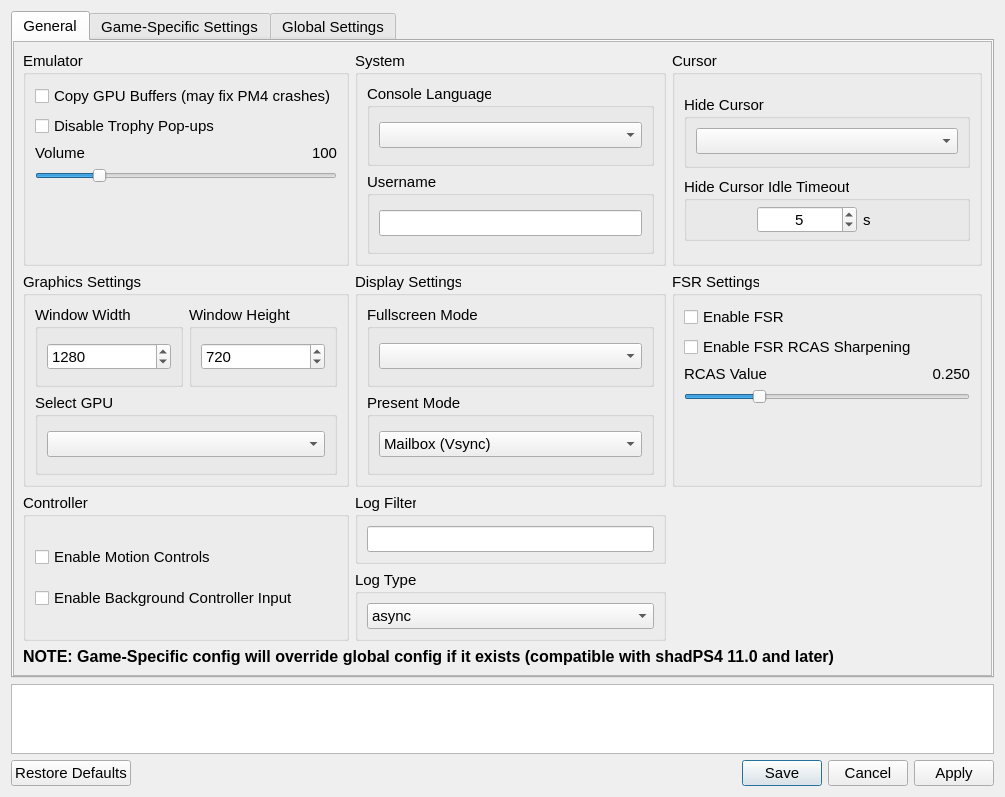
This is settings/ShadSettings.ui in rainmakerv3/BB_Launcher as Qt 5 draws it before an edit. The edited form follows.
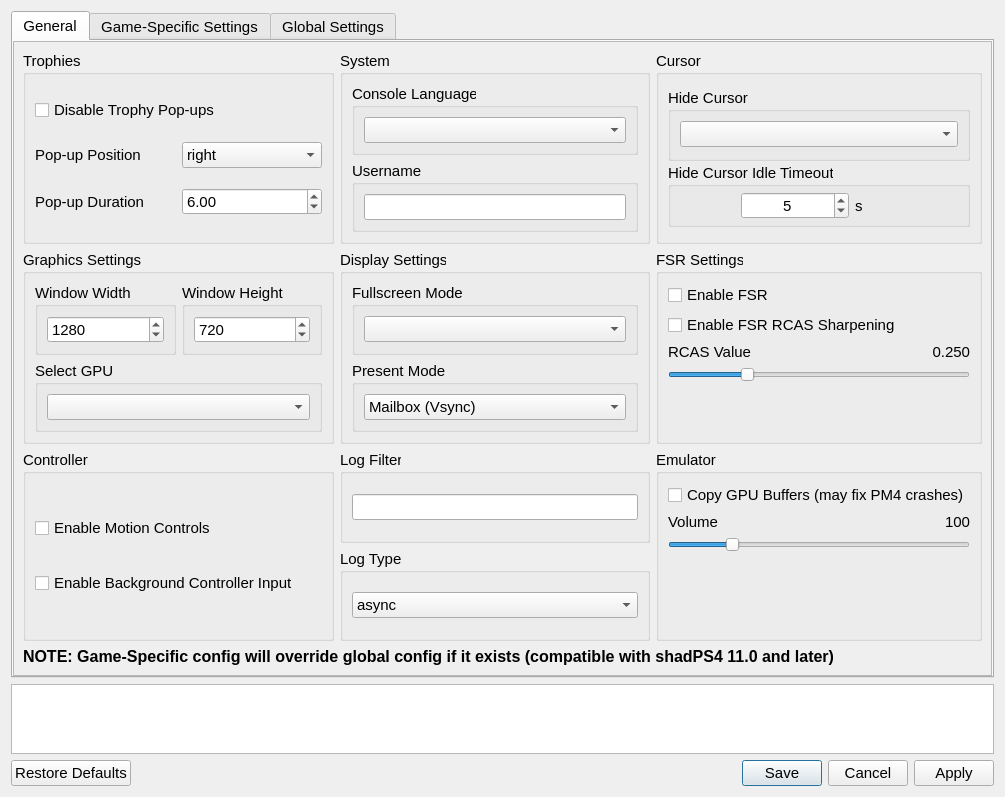
This is the edited form. Icons and pictures are not drawn.

Commit message: Add trophy pop up position and duration settings

Patch:
```diff
--- a/settings/ShadSettings.ui
+++ b/settings/ShadSettings.ui
@@ -75,58 +75,14 @@
           <property name="bottomMargin">
            <number>0</number>
           </property>
-          <item row="0" column="1">
-           <layout class="QVBoxLayout" name="GUITabLayoutMiddle" stretch="0">
-            <item>
-             <widget class="QGroupBox" name="SystemSettings">
-              <property name="title">
-               <string notr="true">System</string>
-              </property>
-              <layout class="QVBoxLayout" name="verticalLayout_9">
-               <item>
-                <widget class="QGroupBox" name="consoleLanguageGroupBox">
-                 <property name="title">
-                  <string notr="true">Console Language</string>
-                 </property>
-                 <layout class="QVBoxLayout" name="settingsLayout">
-                  <item>
-                   <widget class="QComboBox" name="consoleLanguageComboBox"/>
-                  </item>
-                 </layout>
-                </widget>
-               </item>
-               <item>
-                <widget class="QGroupBox" name="userName">
-                 <property name="title">
-                  <string notr="true">Username</string>
-                 </property>
-                 <layout class="QVBoxLayout" name="userNameLayout1">
-                  <item>
-                   <widget class="QLineEdit" name="userNameLineEdit"/>
-                  </item>
-                 </layout>
-                </widget>
-               </item>
-              </layout>
-             </widget>
-            </item>
-           </layout>
-          </item>
           <item row="0" column="0">
            <layout class="QVBoxLayout" name="emulatorTabLayoutMiddle">
             <item>
-             <widget class="QGroupBox" name="emulatorSettingsGroupBox">
+             <widget class="QGroupBox" name="trophySettingsGroupBox">
               <property name="title">
-               <string notr="true">Emulator</string>
+               <string>Trophies</string>
               </property>
-              <layout class="QVBoxLayout" name="verticalLayout_4">
-               <item>
-                <widget class="QCheckBox" name="GPUBufferCheckBox">
-                 <property name="text">
-                  <string>Copy GPU Buffers (may fix PM4 crashes)</string>
-                 </property>
-                </widget>
-               </item>
+              <layout class="QVBoxLayout" name="verticalLayout_11">
                <item>
                 <widget class="QCheckBox" name="disableTrophycheckBox">
                  <property name="text">
@@ -135,208 +91,63 @@
                 </widget>
                </item>
                <item>
-                <layout class="QVBoxLayout" name="verticalLayout_20">
+                <layout class="QHBoxLayout" name="horizontalLayout">
                  <item>
-                  <layout class="QHBoxLayout" name="horizontalLayout_4">
+                  <widget class="QLabel" name="label">
+                   <property name="text">
+                    <string>Pop-up Position</string>
+                   </property>
+                  </widget>
+                 </item>
+                 <item>
+                  <widget class="QComboBox" name="popUpPosComboBox">
                    <item>
-                    <widget class="QLabel" name="volumeLabel">
-                     <property name="sizePolicy">
-                      <sizepolicy hsizetype="Preferred" vsizetype="Fixed">
-                       <horstretch>0</horstretch>
-                       <verstretch>0</verstretch>
-                      </sizepolicy>
-                     </property>
-                     <property name="text">
-                      <string>Volume</string>
-                     </property>
-                    </widget>
+                    <property name="text">
+                     <string>right</string>
+                    </property>
                    </item>
                    <item>
-                    <widget class="QLabel" name="volumeValue">
-                     <property name="text">
-                      <string>100</string>
-                     </property>
-                     <property name="alignment">
-                      <set>Qt::AlignmentFlag::AlignRight|Qt::AlignmentFlag::AlignTrailing|Qt::AlignmentFlag::AlignVCenter</set>
-                     </property>
-                    </widget>
+                    <property name="text">
+                     <string>left</string>
+                    </property>
                    </item>
-                  </layout>
+                   <item>
+                    <property name="text">
+                     <string>top</string>
+                    </property>
+                   </item>
+                   <item>
+                    <property name="text">
+                     <string>bottom</string>
+                    </property>
+                   </item>
+                  </widget>
                  </item>
+                </layout>
+               </item>
+               <item>
+                <layout class="QHBoxLayout" name="horizontalLayout_5">
                  <item>
-                  <widget class="QSlider" name="volumeSlider">
+                  <widget class="QLabel" name="label_3">
+                   <property name="text">
+                    <string>Pop-up Duration</string>
+                   </property>
+                  </widget>
+                 </item>
+                 <item>
+                  <widget class="QDoubleSpinBox" name="popUpDurationSpinBox">
                    <property name="maximum">
-                    <number>500</number>
+                    <double>10.000000000000000</double>
+                   </property>
+                   <property name="singleStep">
+                    <double>0.100000000000000</double>
                    </property>
                    <property name="value">
-                    <number>100</number>
+                    <double>6.000000000000000</double>
                    </property>
-                   <property name="orientation">
-                    <enum>Qt::Orientation::Horizontal</enum>
-                   </property>
                   </widget>
                  </item>
                 </layout>
-               </item>
-               <item>
-                <spacer name="verticalSpacer">
-                 <property name="orientation">
-                  <enum>Qt::Orientation::Vertical</enum>
-                 </property>
-                 <property name="sizeHint" stdset="0">
-                  <size>
-                   <width>20</width>
-                   <height>40</height>
-                  </size>
-                 </property>
-                </spacer>
-               </item>
-              </layout>
-             </widget>
-            </item>
-           </layout>
-          </item>
-          <item row="1" column="0">
-           <layout class="QVBoxLayout" name="systemTabLayoutLeft">
-            <item>
-             <widget class="QGroupBox" name="groupBox">
-              <property name="title">
-               <string notr="true">Graphics Settings</string>
-              </property>
-              <layout class="QVBoxLayout" name="verticalLayout_7">
-               <item>
-                <layout class="QHBoxLayout" name="resolutionLayout">
-                 <item>
-                  <widget class="QGroupBox" name="widthGroupBox">
-                   <property name="title">
-                    <string notr="true">Window Width</string>
-                   </property>
-                   <layout class="QVBoxLayout" name="widthLayout">
-                    <item>
-                     <widget class="QSpinBox" name="widthSpinBox">
-                      <property name="accelerated">
-                       <bool>true</bool>
-                      </property>
-                      <property name="correctionMode">
-                       <enum>QAbstractSpinBox::CorrectionMode::CorrectToNearestValue</enum>
-                      </property>
-                      <property name="keyboardTracking">
-                       <bool>false</bool>
-                      </property>
-                      <property name="minimum">
-                       <number>0</number>
-                      </property>
-                      <property name="maximum">
-                       <number>9999</number>
-                      </property>
-                      <property name="value">
-                       <number>1280</number>
-                      </property>
-                     </widget>
-                    </item>
-                   </layout>
-                  </widget>
-                 </item>
-                 <item>
-                  <widget class="QGroupBox" name="heightGroupBox">
-                   <property name="title">
-                    <string notr="true">Window Height</string>
-                   </property>
-                   <layout class="QVBoxLayout" name="heightLayout">
-                    <item>
-                     <widget class="QSpinBox" name="heightSpinBox">
-                      <property name="frame">
-                       <bool>true</bool>
-                      </property>
-                      <property name="accelerated">
-                       <bool>true</bool>
-                      </property>
-                      <property name="correctionMode">
-                       <enum>QAbstractSpinBox::CorrectionMode::CorrectToNearestValue</enum>
-                      </property>
-                      <property name="keyboardTracking">
-                       <bool>false</bool>
-                      </property>
-                      <property name="minimum">
-                       <number>0</number>
-                      </property>
-                      <property name="maximum">
-                       <number>9999</number>
-                      </property>
-                      <property name="value">
-                       <number>720</number>
-                      </property>
-                     </widget>
-                    </item>
-                   </layout>
-                  </widget>
-                 </item>
-                </layout>
-               </item>
-               <item>
-                <widget class="QGroupBox" name="GpuGroupBox">
-                 <property name="title">
-                  <string>Select GPU</string>
-                 </property>
-                 <layout class="QVBoxLayout" name="verticalLayout_6">
-                  <item>
-                   <widget class="QComboBox" name="graphicsAdapterBox"/>
-                  </item>
-                 </layout>
-                </widget>
-               </item>
-              </layout>
-             </widget>
-            </item>
-           </layout>
-          </item>
-          <item row="1" column="1">
-           <layout class="QVBoxLayout" name="ControllerLayoutRight" stretch="0">
-            <item>
-             <widget class="QGroupBox" name="groupBox_6">
-              <property name="title">
-               <string>Display Settings</string>
-              </property>
-              <layout class="QVBoxLayout" name="verticalLayout_19">
-               <item>
-                <widget class="QGroupBox" name="FullscreenModeGroupBox">
-                 <property name="title">
-                  <string>Fullscreen Mode</string>
-                 </property>
-                 <layout class="QVBoxLayout" name="verticalLayout_10">
-                  <item>
-                   <widget class="QComboBox" name="fullscreenModeComboBox"/>
-                  </item>
-                 </layout>
-                </widget>
-               </item>
-               <item>
-                <widget class="QGroupBox" name="groupBox_5">
-                 <property name="title">
-                  <string>Present Mode</string>
-                 </property>
-                 <layout class="QVBoxLayout" name="verticalLayout_18">
-                  <item>
-                   <widget class="QComboBox" name="presentModeComboBox">
-                    <item>
-                     <property name="text">
-                      <string>Mailbox (Vsync)</string>
-                     </property>
-                    </item>
-                    <item>
-                     <property name="text">
-                      <string>Fifo (Vsync)</string>
-                     </property>
-                    </item>
-                    <item>
-                     <property name="text">
-                      <string>Immediate (No Vsync)</string>
-                     </property>
-                    </item>
-                   </widget>
-                  </item>
-                 </layout>
-                </widget>
                </item>
               </layout>
              </widget>
@@ -493,7 +304,98 @@
             </item>
            </layout>
           </item>
-          <item row="1" column="2">
+          <item row="3" column="0">
+           <widget class="QGroupBox" name="ControllerGroupBox">
+            <property name="sizePolicy">
+             <sizepolicy hsizetype="MinimumExpanding" vsizetype="Preferred">
+              <horstretch>0</horstretch>
+              <verstretch>0</verstretch>
+             </sizepolicy>
+            </property>
+            <property name="title">
+             <string>Controller</string>
+            </property>
+            <layout class="QVBoxLayout" name="verticalLayout">
+             <property name="spacing">
+              <number>0</number>
+             </property>
+             <property name="topMargin">
+              <number>11</number>
+             </property>
+             <property name="bottomMargin">
+              <number>11</number>
+             </property>
+             <item>
+              <widget class="QCheckBox" name="motionControlsCheckBox">
+               <property name="text">
+                <string>Enable Motion Controls</string>
+               </property>
+              </widget>
+             </item>
+             <item>
+              <widget class="QCheckBox" name="backgroundControllerCheckBox">
+               <property name="text">
+                <string>Enable Background Controller Input</string>
+               </property>
+              </widget>
+             </item>
+            </layout>
+           </widget>
+          </item>
+          <item row="2" column="1">
+           <layout class="QVBoxLayout" name="ControllerLayoutRight" stretch="0">
+            <item>
+             <widget class="QGroupBox" name="groupBox_6">
+              <property name="title">
+               <string>Display Settings</string>
+              </property>
+              <layout class="QVBoxLayout" name="verticalLayout_19">
+               <item>
+                <widget class="QGroupBox" name="FullscreenModeGroupBox">
+                 <property name="title">
+                  <string>Fullscreen Mode</string>
+                 </property>
+                 <layout class="QVBoxLayout" name="verticalLayout_10">
+                  <item>
+                   <widget class="QComboBox" name="fullscreenModeComboBox"/>
+                  </item>
+                 </layout>
+                </widget>
+               </item>
+               <item>
+                <widget class="QGroupBox" name="groupBox_5">
+                 <property name="title">
+                  <string>Present Mode</string>
+                 </property>
+                 <layout class="QVBoxLayout" name="verticalLayout_18">
+                  <item>
+                   <widget class="QComboBox" name="presentModeComboBox">
+                    <item>
+                     <property name="text">
+                      <string>Mailbox (Vsync)</string>
+                     </property>
+                    </item>
+                    <item>
+                     <property name="text">
+                      <string>Fifo (Vsync)</string>
+                     </property>
+                    </item>
+                    <item>
+                     <property name="text">
+                      <string>Immediate (No Vsync)</string>
+                     </property>
+                    </item>
+                   </widget>
+                  </item>
+                 </layout>
+                </widget>
+               </item>
+              </layout>
+             </widget>
+            </item>
+           </layout>
+          </item>
+          <item row="2" column="2">
            <layout class="QVBoxLayout" name="verticalLayout_5">
             <item>
              <widget class="QGroupBox" name="FSRGroupBox">
@@ -577,7 +479,138 @@
             </item>
            </layout>
           </item>
-          <item row="2" column="1">
+          <item row="2" column="0">
+           <layout class="QVBoxLayout" name="systemTabLayoutLeft">
+            <item>
+             <widget class="QGroupBox" name="groupBox">
+              <property name="title">
+               <string notr="true">Graphics Settings</string>
+              </property>
+              <layout class="QVBoxLayout" name="verticalLayout_7">
+               <item>
+                <layout class="QHBoxLayout" name="resolutionLayout">
+                 <item>
+                  <widget class="QGroupBox" name="widthGroupBox">
+                   <property name="title">
+                    <string notr="true">Window Width</string>
+                   </property>
+                   <layout class="QVBoxLayout" name="widthLayout">
+                    <item>
+                     <widget class="QSpinBox" name="widthSpinBox">
+                      <property name="accelerated">
+                       <bool>true</bool>
+                      </property>
+                      <property name="correctionMode">
+                       <enum>QAbstractSpinBox::CorrectionMode::CorrectToNearestValue</enum>
+                      </property>
+                      <property name="keyboardTracking">
+                       <bool>false</bool>
+                      </property>
+                      <property name="minimum">
+                       <number>0</number>
+                      </property>
+                      <property name="maximum">
+                       <number>9999</number>
+                      </property>
+                      <property name="value">
+                       <number>1280</number>
+                      </property>
+                     </widget>
+                    </item>
+                   </layout>
+                  </widget>
+                 </item>
+                 <item>
+                  <widget class="QGroupBox" name="heightGroupBox">
+                   <property name="title">
+                    <string notr="true">Window Height</string>
+                   </property>
+                   <layout class="QVBoxLayout" name="heightLayout">
+                    <item>
+                     <widget class="QSpinBox" name="heightSpinBox">
+                      <property name="frame">
+                       <bool>true</bool>
+                      </property>
+                      <property name="accelerated">
+                       <bool>true</bool>
+                      </property>
+                      <property name="correctionMode">
+                       <enum>QAbstractSpinBox::CorrectionMode::CorrectToNearestValue</enum>
+                      </property>
+                      <property name="keyboardTracking">
+                       <bool>false</bool>
+                      </property>
+                      <property name="minimum">
+                       <number>0</number>
+                      </property>
+                      <property name="maximum">
+                       <number>9999</number>
+                      </property>
+                      <property name="value">
+                       <number>720</number>
+                      </property>
+                     </widget>
+                    </item>
+                   </layout>
+                  </widget>
+                 </item>
+                </layout>
+               </item>
+               <item>
+                <widget class="QGroupBox" name="GpuGroupBox">
+                 <property name="title">
+                  <string>Select GPU</string>
+                 </property>
+                 <layout class="QVBoxLayout" name="verticalLayout_6">
+                  <item>
+                   <widget class="QComboBox" name="graphicsAdapterBox"/>
+                  </item>
+                 </layout>
+                </widget>
+               </item>
+              </layout>
+             </widget>
+            </item>
+           </layout>
+          </item>
+          <item row="0" column="1">
+           <layout class="QVBoxLayout" name="GUITabLayoutMiddle" stretch="0">
+            <item>
+             <widget class="QGroupBox" name="SystemSettings">
+              <property name="title">
+               <string notr="true">System</string>
+              </property>
+              <layout class="QVBoxLayout" name="verticalLayout_9">
+               <item>
+                <widget class="QGroupBox" name="consoleLanguageGroupBox">
+                 <property name="title">
+                  <string notr="true">Console Language</string>
+                 </property>
+                 <layout class="QVBoxLayout" name="settingsLayout">
+                  <item>
+                   <widget class="QComboBox" name="consoleLanguageComboBox"/>
+                  </item>
+                 </layout>
+                </widget>
+               </item>
+               <item>
+                <widget class="QGroupBox" name="userName">
+                 <property name="title">
+                  <string notr="true">Username</string>
+                 </property>
+                 <layout class="QVBoxLayout" name="userNameLayout1">
+                  <item>
+                   <widget class="QLineEdit" name="userNameLineEdit"/>
+                  </item>
+                 </layout>
+                </widget>
+               </item>
+              </layout>
+             </widget>
+            </item>
+           </layout>
+          </item>
+          <item row="3" column="1">
            <layout class="QVBoxLayout" name="verticalLayout_8">
             <item>
              <widget class="QGroupBox" name="logFilter">
@@ -616,40 +649,75 @@
             </item>
            </layout>
           </item>
-          <item row="2" column="0">
-           <widget class="QGroupBox" name="ControllerGroupBox">
-            <property name="sizePolicy">
-             <sizepolicy hsizetype="MinimumExpanding" vsizetype="Preferred">
-              <horstretch>0</horstretch>
-              <verstretch>0</verstretch>
-             </sizepolicy>
-            </property>
+          <item row="3" column="2">
+           <widget class="QGroupBox" name="emulatorSettingsGroupBox">
             <property name="title">
-             <string>Controller</string>
+             <string notr="true">Emulator</string>
             </property>
-            <layout class="QVBoxLayout" name="verticalLayout">
-             <property name="spacing">
-              <number>0</number>
-             </property>
-             <property name="topMargin">
-              <number>11</number>
-             </property>
-             <property name="bottomMargin">
-              <number>11</number>
-             </property>
+            <layout class="QVBoxLayout" name="verticalLayout_4">
              <item>
-              <widget class="QCheckBox" name="motionControlsCheckBox">
+              <widget class="QCheckBox" name="GPUBufferCheckBox">
                <property name="text">
-                <string>Enable Motion Controls</string>
+                <string>Copy GPU Buffers (may fix PM4 crashes)</string>
                </property>
               </widget>
              </item>
              <item>
-              <widget class="QCheckBox" name="backgroundControllerCheckBox">
-               <property name="text">
-                <string>Enable Background Controller Input</string>
+              <layout class="QVBoxLayout" name="verticalLayout_20">
+               <item>
+                <layout class="QHBoxLayout" name="horizontalLayout_4">
+                 <item>
+                  <widget class="QLabel" name="volumeLabel">
+                   <property name="sizePolicy">
+                    <sizepolicy hsizetype="Preferred" vsizetype="Fixed">
+                     <horstretch>0</horstretch>
+                     <verstretch>0</verstretch>
+                    </sizepolicy>
+                   </property>
+                   <property name="text">
+                    <string>Volume</string>
+                   </property>
+                  </widget>
+                 </item>
+                 <item>
+                  <widget class="QLabel" name="volumeValue">
+                   <property name="text">
+                    <string>100</string>
+                   </property>
+                   <property name="alignment">
+                    <set>Qt::AlignmentFlag::AlignRight|Qt::AlignmentFlag::AlignTrailing|Qt::AlignmentFlag::AlignVCenter</set>
+                   </property>
+                  </widget>
+                 </item>
+                </layout>
+               </item>
+               <item>
+                <widget class="QSlider" name="volumeSlider">
+                 <property name="maximum">
+                  <number>500</number>
+                 </property>
+                 <property name="value">
+                  <number>100</number>
+                 </property>
+                 <property name="orientation">
+                  <enum>Qt::Orientation::Horizontal</enum>
+                 </property>
+                </widget>
+               </item>
+              </layout>
+             </item>
+             <item>
+              <spacer name="verticalSpacer">
+               <property name="orientation">
+                <enum>Qt::Orientation::Vertical</enum>
                </property>
-              </widget>
+               <property name="sizeHint" stdset="0">
+                <size>
+                 <width>20</width>
+                 <height>40</height>
+                </size>
+               </property>
+              </spacer>
              </item>
             </layout>
            </widget>
```
The commit also changes 1 other file.
